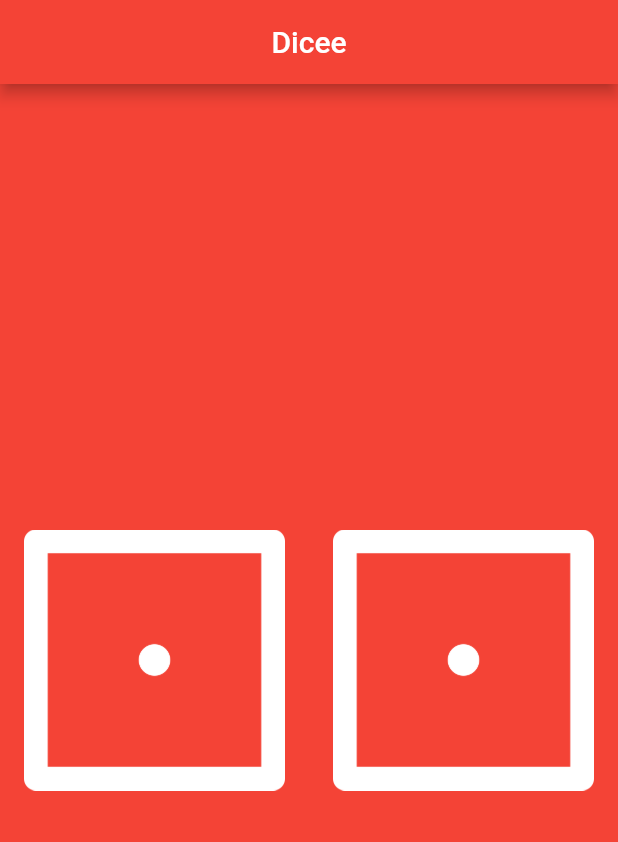
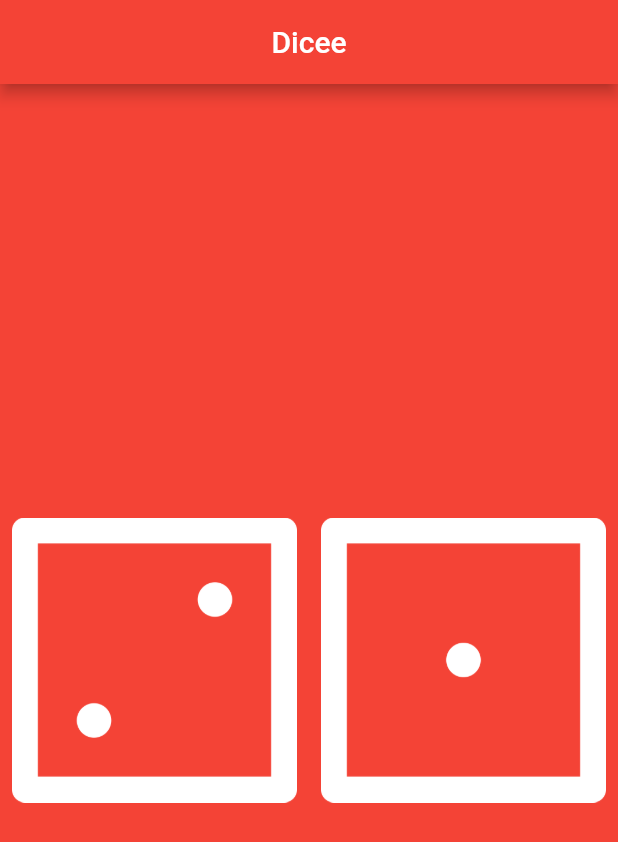
Before and after one commit to Mussa-Adolai/Dicee, a Flutter app: the screen it shows after launch, on a phone screen of 412 x 824 dp. Shown: the top 842 px of the screen. Run offline on Flutter 3.47's test engine with Material 2 defaults, Android fonts, the phone set to English and light mode, and no system bars.

Commit message:
prepare btn

```diff
--- a/lib/main.dart
+++ b/lib/main.dart
@@ -1,4 +1,5 @@
 import 'package:flutter/material.dart';
+import 'dart:developer';
 
 void main() {
   return runApp(
@@ -21,21 +22,29 @@ void main() {
   );
 }
 
+// ignore: use_key_in_widget_constructors
 class DicePage extends StatelessWidget {
   @override
   Widget build(BuildContext context) {
+    var leftDiceeNumber = '2';
     return Center(
       child: Row(
         children: <Widget>[
           Expanded(
-            child: Padding(
-              padding: const EdgeInsets.all(16.0),
-              child: Image.asset('image/dice1.png'),
+            child: TextButton(
+              onPressed: () {
+                // ignore: avoid_print
+                print('hi TextButton');
+              },
+              child: Image.asset('image/dice$leftDiceeNumber.png'),
             ),
           ),
           Expanded(
-            child: Padding(
-              padding: const EdgeInsets.all(16.0),
+            child: TextButton(
+              onPressed: () {
+                // ignore: avoid_print
+                print('hi TextButton22');
+              },
               child: Image.asset('image/dice1.png'),
             ),
           ),
```
